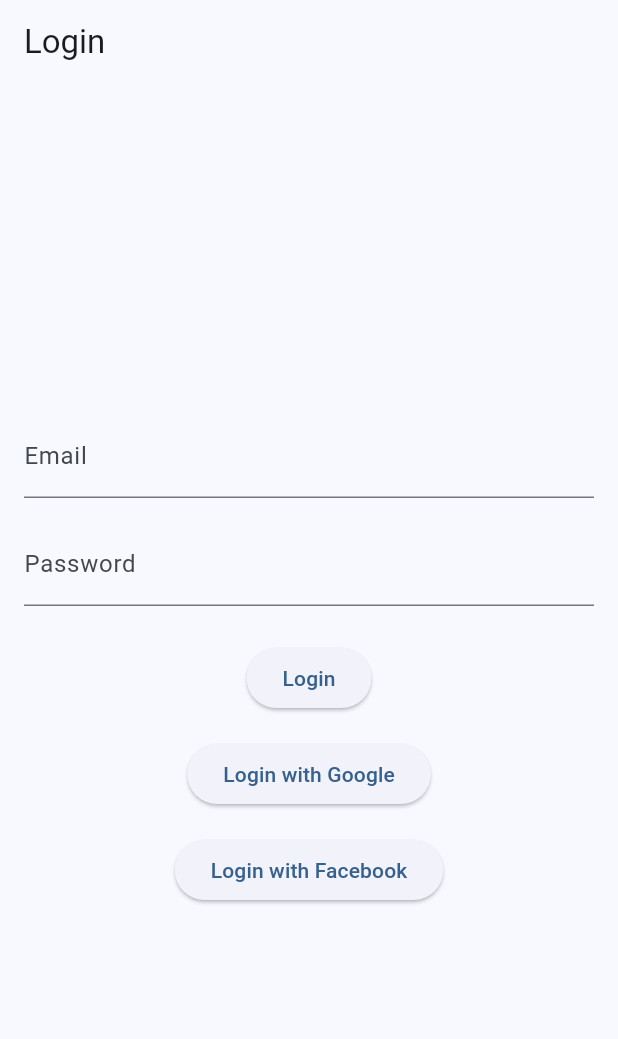
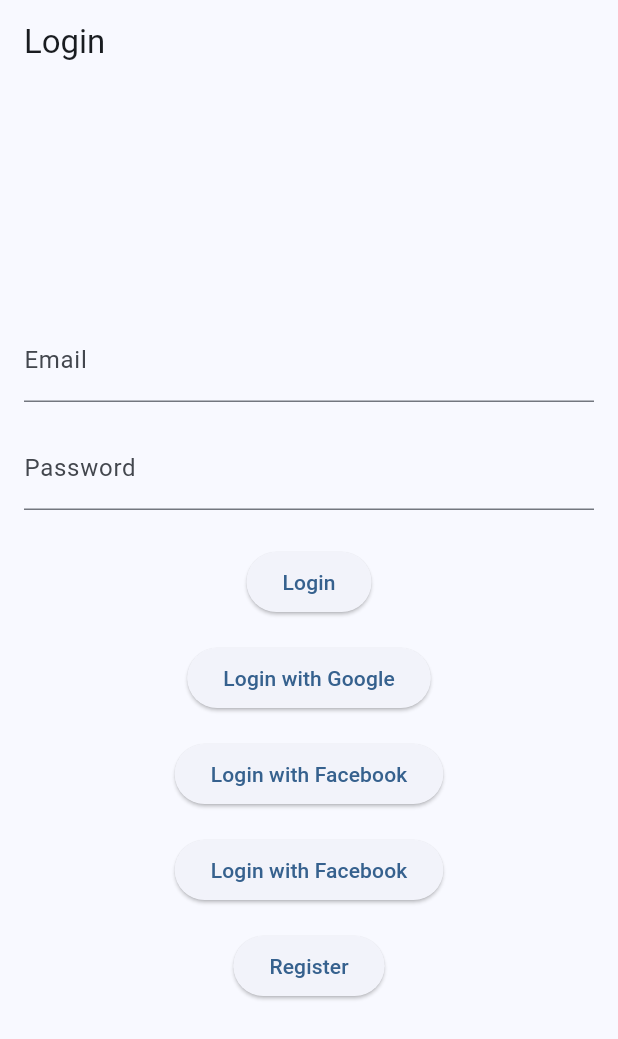
Before and after one commit to Hayrullahaktas/HealthSync, a Flutter app: the screen it shows after launch, on a phone screen of 412 x 824 dp. Shown: the top 1039 px of the screen. Run offline on Flutter 3.47's test engine with Material 3 defaults, Android fonts, the phone set to English and light mode, and no system bars; our stand-ins replace dio, fl_chart, flutter_secure_storage, google_sign_in, jwt_decoder, shared_preferences and 1 more; missing offline and left inert: flutter_facebook_auth; accounts and stored records are empty.

Commit message:
Update login_screen.dart
Register eklendi

```diff
--- a/lib/presentation/screens/auth/login_screen.dart
+++ b/lib/presentation/screens/auth/login_screen.dart
@@ -1,4 +1,5 @@
 import 'package:flutter/material.dart';
+import 'package:health_sync/presentation/screens/auth/register_screen.dart';
 import 'package:provider/provider.dart';
 import '../../../presentation/providers/auth_provider.dart';
 
@@ -68,6 +69,23 @@ class _LoginScreenState extends State<LoginScreen> {
               },
               child: const Text('Login with Facebook'),
             ),
+            const SizedBox(height: 16),
+            ElevatedButton(
+              onPressed: () {
+                context.read<AuthProvider>().signInWithFacebook();
+              },
+              child: const Text('Login with Facebook'),
+            ),
+            const SizedBox(height: 16),
+            ElevatedButton(
+              onPressed: () {
+                Navigator.push(
+                  context,
+                  MaterialPageRoute(builder: (context) => const RegisterScreen()),
+                );
+              },
+              child: const Text('Register'),
+            ),
           ],
         ),
       ),
```
